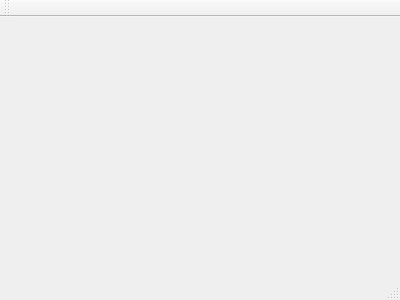
This is mainwindow.ui in Spark-NF/absolute-renamer as Qt 5 draws it before an edit. The edited form follows.
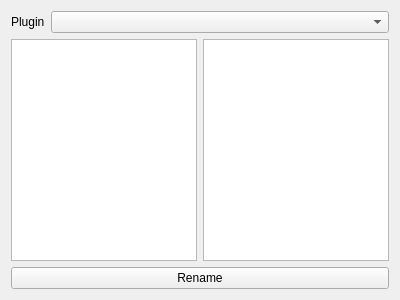
This is the edited form.

Patch:
```diff
--- a/mainwindow.ui
+++ b/mainwindow.ui
@@ -12,13 +12,47 @@
   <property name="windowTitle" >
    <string>MainWindow</string>
   </property>
-  <widget class="QMenuBar" name="menuBar" />
-  <widget class="QToolBar" name="mainToolBar" />
-  <widget class="QWidget" name="centralWidget" />
-  <widget class="QStatusBar" name="statusBar" />
+  <widget class="QWidget" name="centralWidget">
+   <layout class="QVBoxLayout" name="verticalLayout" stretch="0,1,0">
+    <item>
+     <layout class="QFormLayout" name="layoutForm">
+      <item row="0" column="1">
+       <widget class="QComboBox" name="comboPlugin"/>
+      </item>
+      <item row="0" column="0">
+       <widget class="QLabel" name="labelPlugin">
+        <property name="text">
+         <string>Plugin</string>
+        </property>
+       </widget>
+      </item>
+     </layout>
+    </item>
+    <item>
+     <layout class="QHBoxLayout" name="layoutLists">
+      <item>
+       <widget class="QListWidget" name="listBefore"/>
+      </item>
+      <item>
+       <widget class="QListWidget" name="listAfter"/>
+      </item>
+     </layout>
+    </item>
+    <item>
+     <layout class="QHBoxLayout" name="layoutButtons">
+      <item>
+       <widget class="QPushButton" name="pushButton">
+        <property name="text">
+         <string>Rename</string>
+        </property>
+       </widget>
+      </item>
+     </layout>
+    </item>
+   </layout>
+  </widget>
  </widget>
- <layoutDefault spacing="6" margin="11" />
- <pixmapfunction></pixmapfunction>
+ <layoutdefault spacing="6" margin="11"/>
  <resources/>
  <connections/>
 </ui>
```
Left out of the diff: 46 changed lines with no effect on the pictures.
